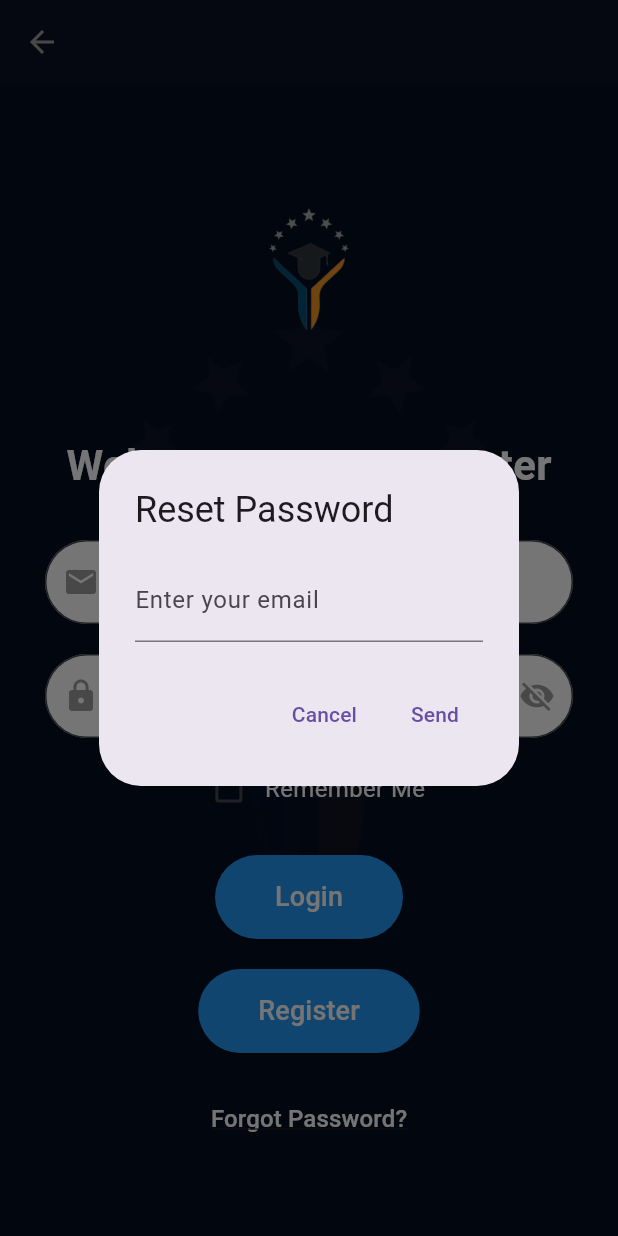
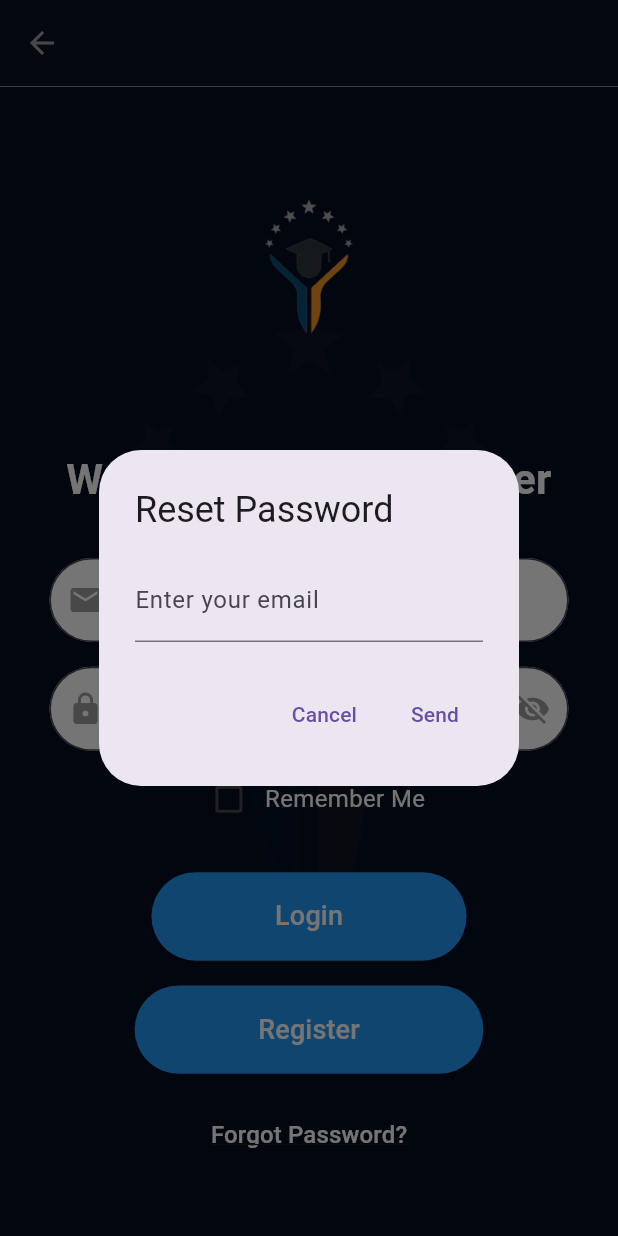
Before and after one commit to Ramzeus-svg/etqan, a Flutter app: the LoginPage screen opened directly, after a tap on "Forgot Password?", on a phone screen of 412 x 824 dp. Run offline on Flutter 3.47's test engine with Material 3 defaults, Android fonts, the phone set to English and light mode, and no system bars; our stand-ins replace cloud_firestore, firebase_auth, firebase_core, firebase_storage, image_picker, shared_preferences; missing offline and left inert: firebase_app_check; accounts and stored records are empty; Roboto replaces fonts that are missing (Montserrat).

Commit message:
UI/UX Modifications

```diff
--- a/lib/login_page.dart
+++ b/lib/login_page.dart
@@ -65,20 +65,16 @@ class _LoginPageState extends State<LoginPage> {
     }
 
     try {
-      print('Attempting to log in user with email: $email');
       UserCredential userCredential = await _firebaseAuth.signInWithEmailAndPassword(
         email: email,
         password: password,
       );
-      print('User logged in: ${userCredential.user?.email}');
       _handleLoginSuccess(email, password);
     } on FirebaseAuthException catch (e) {
-      print('Error during sign-in: ${e.message}');
       ScaffoldMessenger.of(context).showSnackBar(
         SnackBar(content: Text('Authentication failed: ${e.message}')),
       );
     } catch (e) {
-      print('Unexpected error: $e');
       ScaffoldMessenger.of(context).showSnackBar(
         SnackBar(content: Text('Unexpected error: $e')),
       );
@@ -119,16 +115,11 @@ class _LoginPageState extends State<LoginPage> {
       context: context,
       builder: (context) => AlertDialog(
         title: const Text('Reset Password'),
-        content: Column(
-          mainAxisSize: MainAxisSize.min,
-          children: [
-            TextField(
+        content: TextField(
           controller: emailController,
           decoration: const InputDecoration(
             labelText: 'Enter your email',
           ),
-            ),
-          ],
         ),
         actions: [
           TextButton(
@@ -143,21 +134,16 @@ class _LoginPageState extends State<LoginPage> {
                   await _firebaseAuth.sendPasswordResetEmail(email: email);
                   Navigator.of(context).pop();
                   ScaffoldMessenger.of(context).showSnackBar(
-                    const SnackBar(
-                      content: Text('Password reset email sent.'),
-                    ),
+                    const SnackBar(content: Text('Password reset email sent.')),
                   );
                 } catch (e) {
-                  print('Error: $e');
                   ScaffoldMessenger.of(context).showSnackBar(
                     SnackBar(content: Text('Error: $e')),
                   );
                 }
               } else {
                 ScaffoldMessenger.of(context).showSnackBar(
-                  const SnackBar(
-                    content: Text('Please enter your email.'),
-                  ),
+                  const SnackBar(content: Text('Please enter your email.')),
                 );
               }
             },
@@ -170,15 +156,20 @@ class _LoginPageState extends State<LoginPage> {
 
   @override
   Widget build(BuildContext context) {
+    final double screenHeight = MediaQuery.of(context).size.height;
+    final double screenWidth = MediaQuery.of(context).size.width;
+
     return Scaffold(
       appBar: AppBar(
-        leading: BackButton(
+        leading: const BackButton(
           color: Colors.grey,
         ),
-        backgroundColor: Color(0xFF0B1122),
+        backgroundColor: const Color(0xFF0B1122),
         elevation: 0,
+        toolbarHeight: screenHeight * 0.07, // Reduced AppBar height
       ),
-      body: Stack(
+      body: SafeArea(
+        child: Stack(
           children: [
             Positioned.fill(
               child: Container(
@@ -192,16 +183,16 @@ class _LoginPageState extends State<LoginPage> {
               ),
             ),
             Padding(
-            padding: const EdgeInsets.symmetric(horizontal: 30.0),
+              padding: EdgeInsets.symmetric(horizontal: screenWidth * 0.08),
               child: Column(
                 mainAxisAlignment: MainAxisAlignment.center,
                 children: [
                   Image.asset(
                     'assets/etqan.png',
-                  width: 150,
-                  height: 150,
+                    width: screenWidth * 0.4, // Adjusted width for responsiveness
+                    height: screenWidth * 0.4, // Adjusted height to maintain aspect ratio
                   ),
-                const SizedBox(height: 30),
+                  SizedBox(height: screenHeight * 0.04),
                   const Text(
                     'Welcome to Etqan Center',
                     style: TextStyle(
@@ -210,8 +201,9 @@ class _LoginPageState extends State<LoginPage> {
                       color: Colors.white,
                       fontWeight: FontWeight.bold,
                     ),
+                    textAlign: TextAlign.center,
                   ),
-                const SizedBox(height: 30),
+                  SizedBox(height: screenHeight * 0.04),
                   TextField(
                     controller: _emailController,
                     decoration: InputDecoration(
@@ -226,7 +218,7 @@ class _LoginPageState extends State<LoginPage> {
                     ),
                     keyboardType: TextInputType.emailAddress,
                   ),
-                const SizedBox(height: 20),
+                  SizedBox(height: screenHeight * 0.02),
                   TextField(
                     controller: _passwordController,
                     decoration: InputDecoration(
@@ -252,7 +244,7 @@ class _LoginPageState extends State<LoginPage> {
                     ),
                     obscureText: !_showPassword,
                   ),
-                const SizedBox(height: 10),
+                  SizedBox(height: screenHeight * 0.01),
                   Row(
                     mainAxisAlignment: MainAxisAlignment.center,
                     children: [
@@ -274,7 +266,7 @@ class _LoginPageState extends State<LoginPage> {
                       ),
                     ],
                   ),
-                const SizedBox(height: 20),
+                  SizedBox(height: screenHeight * 0.03),
                   ElevatedButton(
                     style: ElevatedButton.styleFrom(
                       foregroundColor: Colors.white,
@@ -282,7 +274,10 @@ class _LoginPageState extends State<LoginPage> {
                       shape: RoundedRectangleBorder(
                         borderRadius: BorderRadius.circular(30),
                       ),
-                    padding: const EdgeInsets.symmetric(vertical: 15, horizontal: 40),
+                      padding: EdgeInsets.symmetric(
+                        vertical: screenHeight * 0.02,
+                        horizontal: screenWidth * 0.2,
+                      ),
                     ),
                     onPressed: _loginUser,
                     child: const Text(
@@ -290,7 +285,7 @@ class _LoginPageState extends State<LoginPage> {
                       style: TextStyle(fontSize: 18),
                     ),
                   ),
-                const SizedBox(height: 20),
+                  SizedBox(height: screenHeight * 0.02),
                   ElevatedButton(
                     style: ElevatedButton.styleFrom(
                       foregroundColor: Colors.white,
@@ -298,7 +293,10 @@ class _LoginPageState extends State<LoginPage> {
                       shape: RoundedRectangleBorder(
                         borderRadius: BorderRadius.circular(30),
                       ),
-                    padding: const EdgeInsets.symmetric(vertical: 15, horizontal: 40),
+                      padding: EdgeInsets.symmetric(
+                        vertical: screenHeight * 0.02,
+                        horizontal: screenWidth * 0.2,
+                      ),
                     ),
                     onPressed: _registerUser,
                     child: const Text(
@@ -306,7 +304,7 @@ class _LoginPageState extends State<LoginPage> {
                       style: TextStyle(fontSize: 18),
                     ),
                   ),
-                const SizedBox(height: 20),
+                  SizedBox(height: screenHeight * 0.02),
                   TextButton(
                     onPressed: _showForgotPasswordDialog,
                     child: const Text(
@@ -323,6 +321,7 @@ class _LoginPageState extends State<LoginPage> {
             ),
           ],
         ),
+      ),
     );
   }
 }
```
Also changed, not shown: lib/main.dart (+16 -21 lines). Lines whose indentation alone changed are shown as unchanged.
